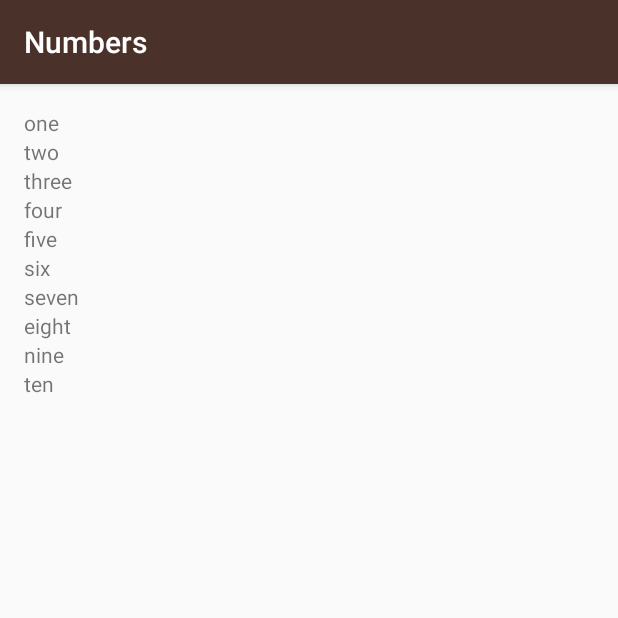
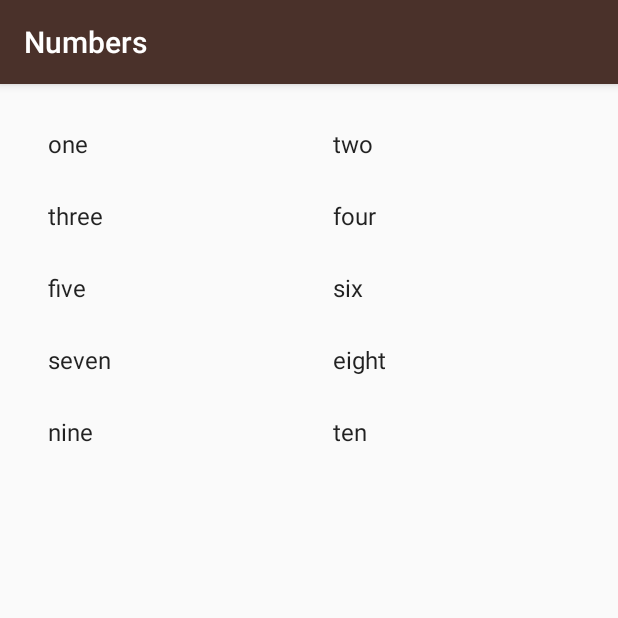
Before and after one commit to hiteshnayak305/Miwok-App, an Android app: the NumberActivity screen opened directly, with no data from a screen before it, on a phone screen of 412 x 824 dp, the top half of it. Run offline under Robolectric (Android 15) with nearby library versions, the phone set to English and light mode, and no system bars.

Commit message:
using ListAdapter to reduce memory consumption with GridView(NumbersActivity)

```diff
--- a/app/src/main/java/com/example/android/miwok/NumberActivity.java
+++ b/app/src/main/java/com/example/android/miwok/NumberActivity.java
@@ -2,8 +2,8 @@ package com.example.android.miwok;
 
 import android.os.Bundle;
 import android.support.v7.app.AppCompatActivity;
-import android.widget.LinearLayout;
-import android.widget.TextView;
+import android.widget.ArrayAdapter;
+import android.widget.GridView;
 
 import java.util.ArrayList;
 
@@ -28,12 +28,9 @@ public class NumberActivity extends AppCompatActivity {
         words.add("eight");
         words.add("nine");
         words.add("ten");
-        //adding views to activity
-        LinearLayout rootView = (LinearLayout) findViewById(R.id.activity_number);
-        for (int i = 0; i < words.size(); i++) {
-            TextView word = new TextView(this);
-            word.setText(words.get(i));
-            rootView.addView(word);
-        }
+
+        ArrayAdapter<String> numberAdapter = new ArrayAdapter<>(this, android.R.layout.simple_list_item_1, words);
+        GridView listView = (GridView) findViewById(R.id.activity_number);
+        listView.setAdapter(numberAdapter);
     }
 }
--- a/app/src/main/res/layout/activity_number.xml
+++ b/app/src/main/res/layout/activity_number.xml
@@ -1,14 +1,14 @@
 <?xml version="1.0" encoding="utf-8"?>
-<LinearLayout xmlns:android="http://schemas.android.com/apk/res/android"
+<GridView xmlns:android="http://schemas.android.com/apk/res/android"
     xmlns:tools="http://schemas.android.com/tools"
     android:id="@+id/activity_number"
     android:layout_width="match_parent"
     android:layout_height="match_parent"
+    android:numColumns="2"
     android:paddingBottom="@dimen/activity_vertical_margin"
     android:paddingLeft="@dimen/activity_horizontal_margin"
     android:paddingRight="@dimen/activity_horizontal_margin"
     android:paddingTop="@dimen/activity_vertical_margin"
-    tools:context="com.example.android.miwok.NumberActivity"
-    android:orientation="vertical">
+    tools:context="com.example.android.miwok.NumberActivity">
 
-</LinearLayout>
+</GridView>
```
